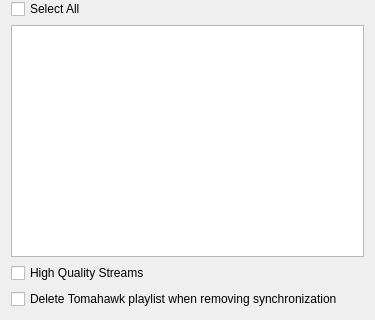
Qt form src/libtomahawk/accounts/spotify/SpotifyAccountConfig.ui (tomahawk-player/tomahawk) before a commit; both pictures show x 0 to 375 and y 167 to 487 of the 375 by 487 pixel window.
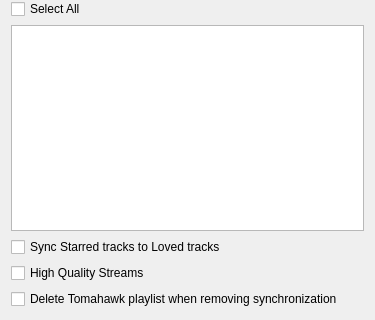
The same form after that commit. Icons and pictures are not drawn.

Commit message: Spotify: Sync Starred tracks to Loved tracks

Patch:
```diff
--- a/src/libtomahawk/accounts/spotify/SpotifyAccountConfig.ui
+++ b/src/libtomahawk/accounts/spotify/SpotifyAccountConfig.ui
@@ -145,6 +145,19 @@
    <item>
     <widget class="QListWidget" name="playlistList"/>
    </item>
+   <item>
+    <widget class="QCheckBox" name="loveSync">
+     <property name="layoutDirection">
+      <enum>Qt::LeftToRight</enum>
+     </property>
+     <property name="text">
+      <string>Sync Starred tracks to Loved tracks</string>
+     </property>
+     <property name="checked">
+      <bool>false</bool>
+     </property>
+    </widget>
+   </item>
    <item>
     <widget class="QCheckBox" name="streamingCheckbox">
      <property name="layoutDirection">
```
The commit also changes 4 other files.
